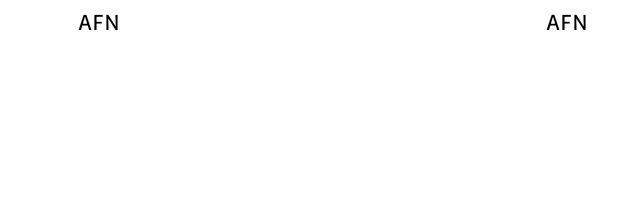
After one commit to abhinavp403/CurrencyConverterApp, an Android app: the layout custom_spinner.xml on its own in the app's theme, with its tools: preview values and no code run, on a phone screen of 412 x 824 dp. The commit adds this screen. Shown: the top 204 px of the screen. Run offline under Robolectric (Android 15) with nearby library versions, the phone set to English and light mode, and no system bars.

Commit message:
Fourth Commit

```diff
--- /dev/null
+++ b/app/src/main/res/layout/custom_spinner.xml
@@ -0,0 +1,37 @@
+<?xml version="1.0" encoding="utf-8"?>
+<RelativeLayout
+    xmlns:android="http://schemas.android.com/apk/res/android"
+    android:layout_width="match_parent"
+    android:layout_height="30dp">
+
+    <ImageView
+        android:id="@+id/flag_image"
+        android:layout_width="40dp"
+        android:layout_height="30dp"
+        android:layout_margin="2dp"/>
+
+    <TextView
+        android:id="@+id/country_name"
+        android:layout_width="wrap_content"
+        android:layout_height="wrap_content"
+        android:layout_toEndOf="@+id/flag_image"
+        android:layout_marginStart="8dp"
+        android:layout_centerVertical="true"
+        android:gravity="center"
+        android:text="@string/afn"
+        android:textSize="14sp"
+        android:textColor="@android:color/black"/>
+
+    <TextView
+        android:id="@+id/country_code"
+        android:layout_width="wrap_content"
+        android:layout_height="wrap_content"
+        android:layout_marginEnd="20dp"
+        android:layout_centerVertical="true"
+        android:layout_alignParentEnd="true"
+        android:layout_alignEnd="@+id/country_name"
+        android:text="@string/afn"
+        android:textSize="14sp"
+        android:textColor="@android:color/black"/>
+
+</RelativeLayout>
```
Also changed, not shown: app/src/main/java/com/dev/abhinav/currencyconverter/adapter/SpinnerAdapter.kt (added, +40 -0 lines), app/src/main/java/com/dev/abhinav/currencyconverter/model/SpinnerItem.kt (added, +7 -0 lines), app/src/main/java/com/dev/abhinav/currencyconverter/view/MainActivity.kt (+37 -8 lines), app/src/main/res/layout/activity_main.xml (+18 -0 lines).
